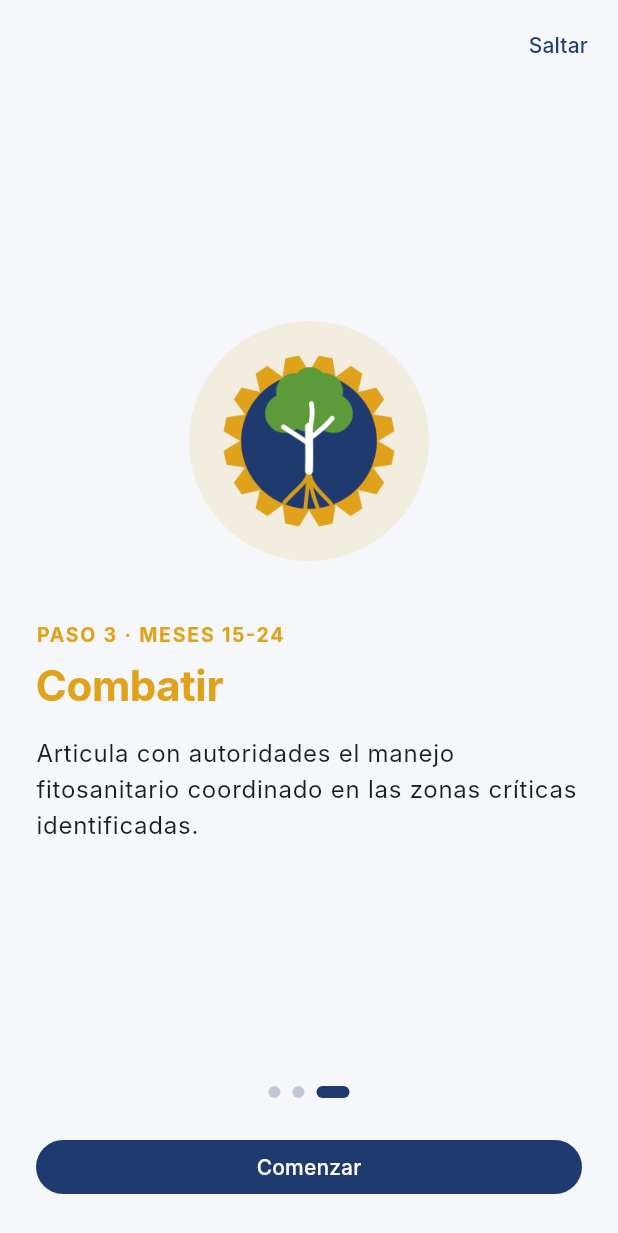
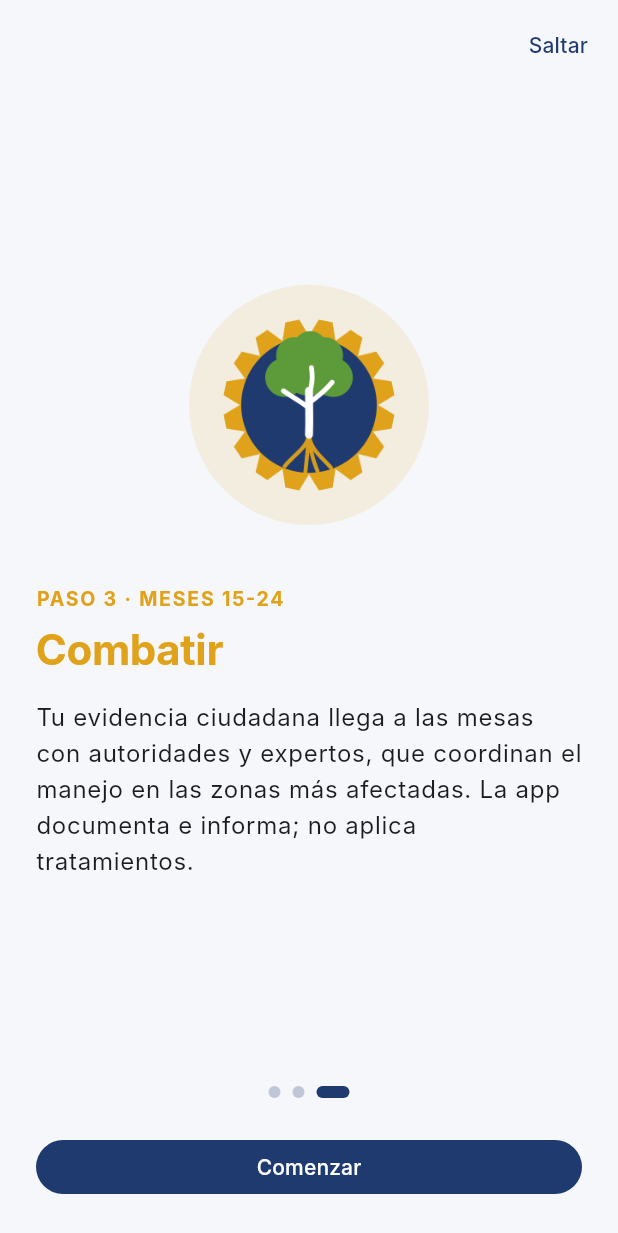
Before and after one commit to ovelazquezj/mezquites, a Flutter app: the screen it shows after launch, swiped to page 3, on a phone screen of 412 x 824 dp. Shown: the top 1233 px of the screen. Run offline on Flutter 3.47's test engine with Material 3 defaults, Android fonts, the phone set to English and light mode, and no system bars; our stand-ins replace camera, firebase_auth, firebase_core, flutter_map, flutter_markdown, flutter_riverpod and 7 more; missing offline and left inert: a package; accounts and stored records are empty; Roboto replaces fonts that are missing (Inter).

Commit message:
feat(mobile): terminologia consorcio->Club Rotario y reformula onboarding paso 3
- "consorcio" -> "Club Rotario Bosques Aguascalientes" (centralizado en Copy.orgName); expertos AU2 = "academicos" (universidad/H4, no el club).
- Onboarding paso 3: nuevo cuerpo ("la app documenta e informa; no aplica tratamientos"), manteniendo el titulo "Combatir" (gate #1).
- Pruebas movil 56/56.

```diff
--- a/mobile/lib/src/ui/copy.dart
+++ b/mobile/lib/src/ui/copy.dart
@@ -3,6 +3,11 @@
 /// recomendaciones de manejo químico/mecánico).
 class Copy {
   Copy._();
+
+  /// Organización responsable del proyecto (decisión del usuario, 2026-06-17).
+  /// Centralizado para no repetirlo y poder ajustarlo en un solo lugar. La
+  /// denominación legal exacta, domicilio y contacto oficiales siguen pendientes.
+  static const orgName = 'Club Rotario Bosques Aguascalientes';
 
   static const appTitle = 'Mezquite — Ciencia ciudadana';
   static const welcomeSubtitle = 'Ciencia ciudadana';
@@ -15,7 +20,7 @@ class Copy {
   // --- Disclaimer D1 (Q7-D1) ---
   // Texto-base = buenas prácticas de campo de la bitácora (§Q7-D1). El texto
   // FINAL es el anexo del protocolo; este es el texto-base derivable.
-  // [PLACEHOLDER_TEXTO_FINAL]: el copy definitivo lo confirma el consorcio.
+  // [PLACEHOLDER_TEXTO_FINAL]: el copy definitivo lo confirma la organización responsable.
   static const disclaimerTitle = 'Antes de salir a campo';
   static const disclaimerBody =
       'Gracias por sumarte como observador voluntario. Unas buenas prácticas '
@@ -52,7 +57,7 @@ class Copy {
   // --- Resumen agregado de aportaciones (CR-001) ---
   static const feedbackTitle = 'Tu aporte';
   static const feedbackNote =
-      'Tus observaciones se aceptan al registrarlas. El equipo del consorcio '
+      'Tus observaciones se aceptan al registrarlas. El equipo del $orgName '
       'las revisa después; aquí ves un resumen de tus aportaciones, nunca el '
       'resultado de una foto en particular.';
 
@@ -65,7 +70,7 @@ class Copy {
   /// formativo es BORRADOR sujeto a revisión de expertos/universidad (AU2/H4);
   /// es informativo y NO es asesoría técnica (gate #1).
   static const learningDraftBanner =
-      'BORRADOR sujeto a revisión de expertos del consorcio (AU2). Es contenido '
+      'BORRADOR sujeto a revisión de expertos académicos (AU2). Es contenido '
       'informativo y educativo, no asesoría técnica ni recomendaciones de manejo.';
 
   /// Encabezado de la sección de enlaces externos en el detalle.
@@ -132,7 +137,7 @@ class Copy {
   static const helpTitle = 'Ayuda';
 
   // --- Legal: Términos y Aviso de privacidad (CR-006 §4.3) ---
-  // BORRADOR sujeto a revisión legal del consorcio. Texto en español acorde a
+  // BORRADOR sujeto a revisión legal de la organización responsable. Texto en español acorde a
   // la LFPDPPP. La FUENTE canónica vive en docs/legal/ (web-admin); esta es la
   // copia que la app muestra al voluntario. Gate #2 acotado (CR-002): la app
   // guarda solo el id opaco del proveedor; sin email/nombre/teléfono.
@@ -144,7 +149,7 @@ class Copy {
 
   /// Aviso visible de que el texto es un borrador (no asesoría legal).
   static const legalDraftBanner =
-      'BORRADOR sujeto a revisión legal del consorcio. Es un texto informativo, '
+      'BORRADOR sujeto a revisión legal del $orgName. Es un texto informativo, '
       'no asesoría legal, y no condiciona el uso de la app.';
 
   static const termsTitle = 'Términos y condiciones';
@@ -192,14 +197,14 @@ class Copy {
       'seudónima incluso si tu cuenta se elimina.\n\n'
       'Derechos ARCO. Tienes derecho a Acceder, Rectificar, Cancelar (eliminar) '
       'y Oponerte al tratamiento de tus datos. Hoy, la eliminación de cuenta la '
-      'ejecuta el consorcio a petición tuya: al eliminar tu cuenta se borra tu '
+      'ejecuta el $orgName a petición tuya: al eliminar tu cuenta se borra tu '
       'identificador y tus observaciones quedan anonimizadas, conservando solo '
       'el dato ecológico.\n\n'
       'Cómo ejercer tus derechos. Solicita el ejercicio de tus derechos ARCO a '
-      'través del consorcio, en el contacto indicado abajo.\n\n'
+      'través del $orgName, en el contacto indicado abajo.\n\n'
       'Contacto. Para dudas sobre privacidad o para ejercer tus derechos, '
-      'escribe al consorcio del proyecto: privacidad@proyecto-mezquite.org '
-      '(contacto provisional, pendiente de confirmación del consorcio).';
+      'escribe al $orgName: privacidad@proyecto-mezquite.org '
+      '(contacto provisional, pendiente de confirmación).';
 
   /// Etiqueta de identidad L3 → texto legible (Q4).
   static String identityLabel(String key) =>
@@ -279,8 +284,9 @@ class OnboardingPageData {
       title: 'Combatir',
       accentToken: 'secondary', // gold #E0A21A
       body:
-          'Articula con autoridades el manejo fitosanitario coordinado en las '
-          'zonas críticas identificadas.',
+          'Tu evidencia ciudadana llega a las mesas con autoridades y expertos, '
+          'que coordinan el manejo en las zonas más afectadas. La app documenta '
+          'e informa; no aplica tratamientos.',
     ),
   ];
 }
@@ -344,7 +350,7 @@ class LearningModule {
     LearningModule(
       id: 'mod_ciencia_ciudadana',
       title: '¿Por qué participar?',
-      summary: 'Tus observaciones forman un dataset abierto para el consorcio.',
+      summary: 'Tus observaciones forman un dataset abierto para el ${Copy.orgName}.',
       assetPath: 'assets/learning/mod_ciencia_ciudadana.md',
     ),
     LearningModule(
--- a/mobile/lib/src/ui/screens/account_screen.dart
+++ b/mobile/lib/src/ui/screens/account_screen.dart
@@ -49,7 +49,7 @@ class AccountScreen extends ConsumerWidget {
                     const SnackBar(
                       content: Text(
                         'Tu solicitud para agregar una institución será revisada '
-                        'por el consorcio.',
+                        'por el ${Copy.orgName}.',
                       ),
                     ),
                   ),
--- a/mobile/lib/src/ui/screens/legal_screen.dart
+++ b/mobile/lib/src/ui/screens/legal_screen.dart
@@ -8,7 +8,7 @@ import '../widgets/common.dart';
 ///
 /// Es **informativa** (gate #3): no bloquea ninguna funcionalidad de la app y
 /// es consultable en todo momento desde Ayuda y desde la Bienvenida. El texto
-/// es un **BORRADOR sujeto a revisión legal del consorcio** (no asesoría legal);
+/// es un **BORRADOR sujeto a revisión legal de la organización responsable** (no asesoría legal);
 /// vive en `copy.dart` como copia que la app muestra al voluntario, mientras la
 /// fuente canónica se redacta en `docs/legal/`.
 class LegalScreen extends StatelessWidget {
```
Also changed, not shown: 1 other file.
